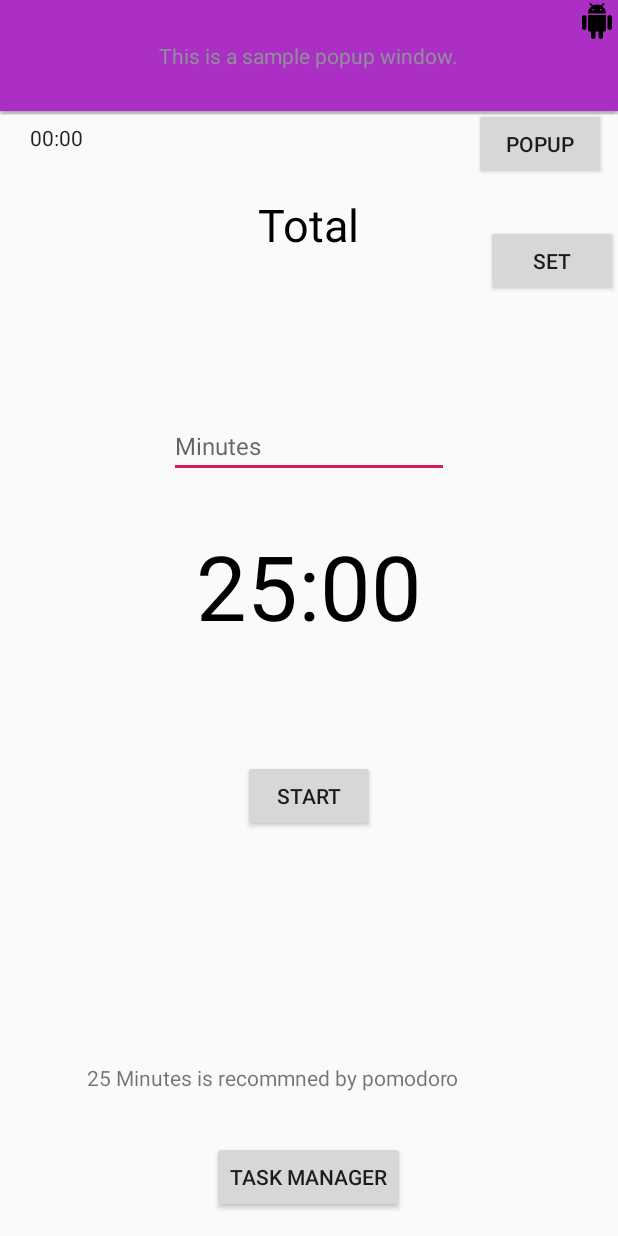
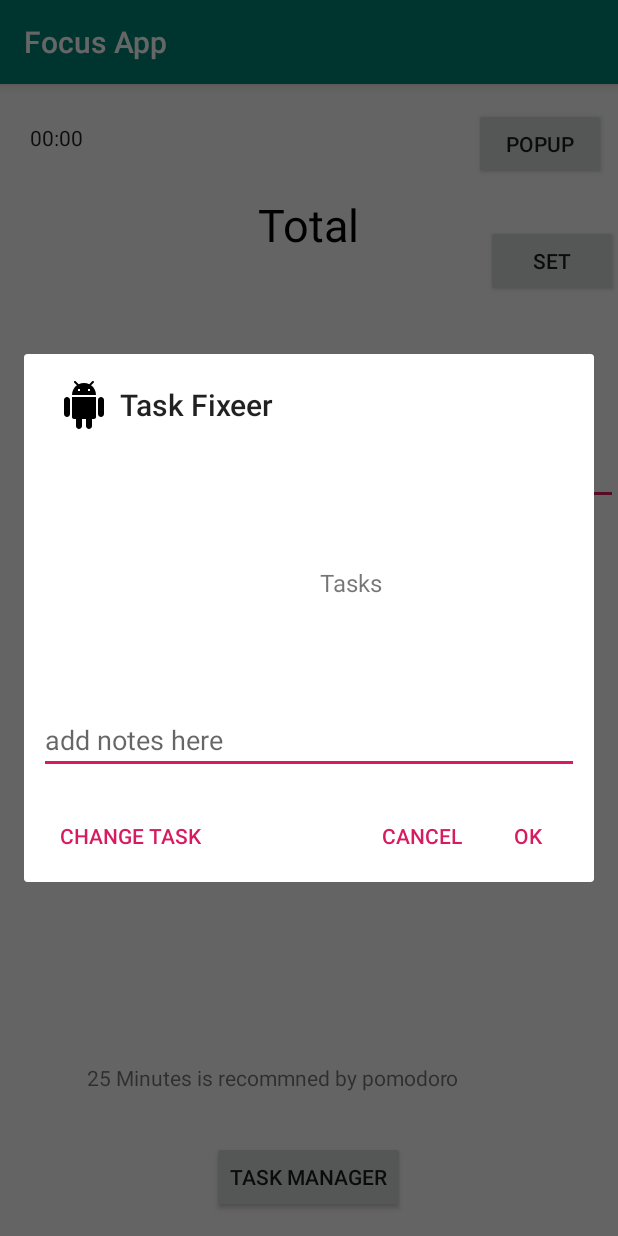
Before and after one commit to alsahmou/focus-android-app, an Android app: the screen it shows after launch (MainActivity), after a tap on "POPUP", on a phone screen of 412 x 824 dp. Run offline under Robolectric (Android 15) with nearby library versions, the phone set to English and light mode, and no system bars.

Commit message:
Created 2 dialog boxes, one with edit text and the other one is empty'

```diff
--- /dev/null
+++ b/app/src/main/java/com/alsahmou/focusapp/ExampleDialog.java
@@ -0,0 +1,62 @@
+package com.alsahmou.focusapp;
+
+import android.app.AlertDialog;
+import android.app.Dialog;
+import android.content.DialogInterface;
+import android.os.Bundle;
+import android.view.LayoutInflater;
+import android.view.View;
+import android.widget.EditText;
+import android.widget.TextView;
+
+import androidx.appcompat.app.AppCompatDialogFragment;
+
+public class ExampleDialog extends AppCompatDialogFragment {
+
+    private EditText editTextUsername;
+    private TextView dialogText;
+    @Override
+    public Dialog onCreateDialog(Bundle savedInstanceState) {
+        AlertDialog.Builder builder = new AlertDialog.Builder(getActivity());
+
+        LayoutInflater inflater = getActivity().getLayoutInflater();
+
+        View view = inflater.inflate(R.layout.layout_dialog, null);
+
+        builder.setView(view)
+                .setTitle("Task Fixeer")
+                .setNegativeButton("Cancel", new DialogInterface.OnClickListener() {
+                    @Override
+                    public void onClick(DialogInterface dialogInterface, int i) {
+
+                    }
+                })
+                .setPositiveButton("OK", new DialogInterface.OnClickListener() {
+                    @Override
+                    public void onClick(DialogInterface dialogInterface, int i) {
+
+                    }
+                })
+                .setNeutralButton("Change Task", new DialogInterface.OnClickListener() {
+                    @Override
+                    public void onClick(DialogInterface dialogInterface, int i) {
+
+                        openDialog1();
+
+
+                    }
+                })
+                .setIcon(R.drawable.ic_android);
+
+
+        editTextUsername = view.findViewById(R.id.edit_username);
+        dialogText = view.findViewById(R.id.dialogtext);
+        return builder.create();
+
+    }
+
+    public void openDialog1() {
+        ExampleDialog1 exampleDialog = new ExampleDialog1();
+        exampleDialog.show(getFragmentManager(), "asdasd");
+    }
+}
--- a/app/src/main/java/com/alsahmou/focusapp/MainActivity.java
+++ b/app/src/main/java/com/alsahmou/focusapp/MainActivity.java
@@ -1,5 +1,7 @@
 package com.alsahmou.focusapp;
 
+import android.app.AlertDialog;
+import android.content.DialogInterface;
 import android.content.Intent;
 import android.graphics.Color;
 import android.os.Build;
@@ -16,6 +18,8 @@ import android.widget.Button;
 import android.widget.Chronometer;
 import android.widget.EditText;
 import android.widget.ImageButton;
+import android.widget.ImageView;
+import android.widget.LinearLayout;
 import android.widget.PopupWindow;
 import android.widget.RelativeLayout;
 import android.widget.TextView;
@@ -30,6 +34,7 @@ import java.util.Locale;
 public class MainActivity extends AppCompatActivity {
 
     private EditText mTimeEditText;
+    private EditText mAddNoteEditText;
 
     private TextView mTimerTextView;
     private TextView mMotivateTextView;
@@ -91,11 +96,15 @@ public class MainActivity extends AppCompatActivity {
 
         mRelativeLayout = findViewById(R.id.mainRelativeLayout);
 
+        //popUpEditText();
+
         mTasksPopupBtn.setOnClickListener(new View.OnClickListener() {
             @Override
             public void onClick(View v) {
+
+                openDialoge();
                 /* Initialize a new instance of layoutInflater service*/
-                LayoutInflater inflater = (LayoutInflater) getApplicationContext().getSystemService(LAYOUT_INFLATER_SERVICE);
+                /*LayoutInflater inflater = (LayoutInflater) getApplicationContext().getSystemService(LAYOUT_INFLATER_SERVICE);
 
                 // Inflate the custom layout/view
                 View customView = inflater.inflate(R.layout.task_popup_layout,null);
@@ -107,6 +116,8 @@ public class MainActivity extends AppCompatActivity {
                         LayoutParams.WRAP_CONTENT
                 );
 
+                popUpEditText();
+
                 // Set an elevation value for popup window
                 // Call requires API level 21
                 if(Build.VERSION.SDK_INT>=21){
@@ -115,6 +126,9 @@ public class MainActivity extends AppCompatActivity {
 
                 // Get a reference for the custom view close button
                 ImageButton closeButton = customView.findViewById(R.id.ib_close);
+                mAddNoteEditText = findViewById(R.id.addNoteEditText);
+
+
 
                 // Set a click listener for the popup window close button
                 closeButton.setOnClickListener(new View.OnClickListener() {
@@ -126,7 +140,7 @@ public class MainActivity extends AppCompatActivity {
                 });
 
                 // Finally, show the popup window at the center location of root relative layout
-                mTaskPopupWindow.showAtLocation(mRelativeLayout, Gravity.CENTER,0,0);
+                mTaskPopupWindow.showAtLocation(mRelativeLayout, Gravity.CENTER,0,0);*/
             }
         });
 
@@ -188,6 +202,57 @@ public class MainActivity extends AppCompatActivity {
         /*Update both timer and interface onCreate*/
         updateCountDownText();
         updateInterface();
+
+    }
+
+
+    /*private void popUpEditText() {
+        AlertDialog.Builder builder = new AlertDialog.Builder(this);
+        builder.setTitle("Notes");
+
+        ImageView image = new ImageView(this);
+        image.setImageResource(R.drawable.ic_android);
+
+        final EditText input = new EditText(this);
+        LinearLayout.LayoutParams lp = new LinearLayout.LayoutParams(
+                LinearLayout.LayoutParams.WRAP_CONTENT,
+                LinearLayout.LayoutParams.WRAP_CONTENT);
+        input.setLayoutParams(lp);
+        builder.setView(input);
+
+
+        builder.setNeutralButton("hi", new DialogInterface.OnClickListener() {
+            @Override
+            public void onClick(DialogInterface dialog, int which) {
+
+            }
+        });
+
+
+        // Set up the buttons
+        builder.setPositiveButton("OK", new DialogInterface.OnClickListener() {
+            @Override
+            public void onClick(DialogInterface dialog, int which) {
+
+                // do something here on OK
+
+            }
+        });
+
+        builder.setNegativeButton("Cancel", new DialogInterface.OnClickListener() {
+            @Override
+            public void onClick(DialogInterface dialog, int which) {
+                dialog.cancel();
+            }
+        });
+        builder.show();
+
+    }*/
+
+    public void openDialoge() {
+
+        ExampleDialog exampleDialog = new ExampleDialog();
+        exampleDialog.show(getSupportFragmentManager(), "example dialog");
 
     }
 
--- a/app/src/main/res/layout/activity_main.xml
+++ b/app/src/main/res/layout/activity_main.xml
@@ -88,8 +88,8 @@
         android:layout_width="wrap_content"
         android:layout_height="wrap_content"
         android:layout_above="@+id/taskManagerBtn"
-        android:layout_centerHorizontal="true"
-        android:layout_marginBottom="442dp"
+        android:layout_alignParentEnd="true"
+        android:layout_marginBottom="424dp"
         android:ems="10"
         android:hint="Minutes"
         android:inputType="number"
--- /dev/null
+++ b/app/src/main/res/layout/layout_dialog.xml
@@ -0,0 +1,30 @@
+<?xml version="1.0" encoding="utf-8"?>
+<RelativeLayout xmlns:android="http://schemas.android.com/apk/res/android"
+    xmlns:tools="http://schemas.android.com/tools"
+    android:layout_width="match_parent" android:layout_height="match_parent"
+    android:padding="10dp">
+
+    <TextView
+        android:id="@+id/dialogtext"
+        android:layout_width="wrap_content"
+        android:layout_height="wrap_content"
+        android:layout_alignParentStart="true"
+        android:layout_alignParentLeft="true"
+        android:layout_alignParentTop="true"
+        android:layout_centerHorizontal="true"
+        android:layout_marginStart="187dp"
+        android:layout_marginLeft="187dp"
+        android:layout_marginTop="81dp"
+        android:text="Tasks"
+        android:textSize="16sp"
+        tools:text="Task" />
+
+    <EditText
+        android:id="@+id/edit_username"
+        android:layout_width="match_parent"
+        android:layout_height="wrap_content"
+        android:layout_below="@+id/dialogtext"
+        android:layout_centerHorizontal="true"
+        android:layout_marginTop="71dp"
+        android:hint="add notes here" />
+</RelativeLayout>
--- a/app/src/main/res/layout/task_popup_layout.xml
+++ /dev/null
@@ -1,27 +0,0 @@
-<?xml version="1.0" encoding="utf-8"?>
-<RelativeLayout
-    xmlns:android="http://schemas.android.com/apk/res/android"
-    android:id="@+id/taskPopupRelativeLayout"
-    android:layout_width="match_parent"
-    android:layout_height="match_parent"
-    android:padding="2dp"
-    android:background="#ab2fc4"
-    >
-    <ImageButton
-        android:id="@+id/ib_close"
-        android:layout_width="wrap_content"
-        android:layout_height="wrap_content"
-        android:src="@drawable/ic_android"
-        android:layout_alignParentEnd="true"
-        android:layout_alignParentRight="true"
-        android:background="@null"
-        />
-    <TextView
-        android:id="@+id/tv"
-        android:layout_width="wrap_content"
-        android:layout_height="wrap_content"
-        android:text="This is a sample popup window."
-        android:layout_centerInParent="true"
-        android:padding="25sp"
-        />
-</RelativeLayout>
```
Also changed, not shown: app/src/main/java/com/alsahmou/focusapp/ExampleDialog1.java (added, +38 -0 lines), app/src/main/java/com/alsahmou/focusapp/Name.java (deleted, +0 -37 lines), app/src/main/res/layout/layout_dialog1.xml (added, +19 -0 lines).
